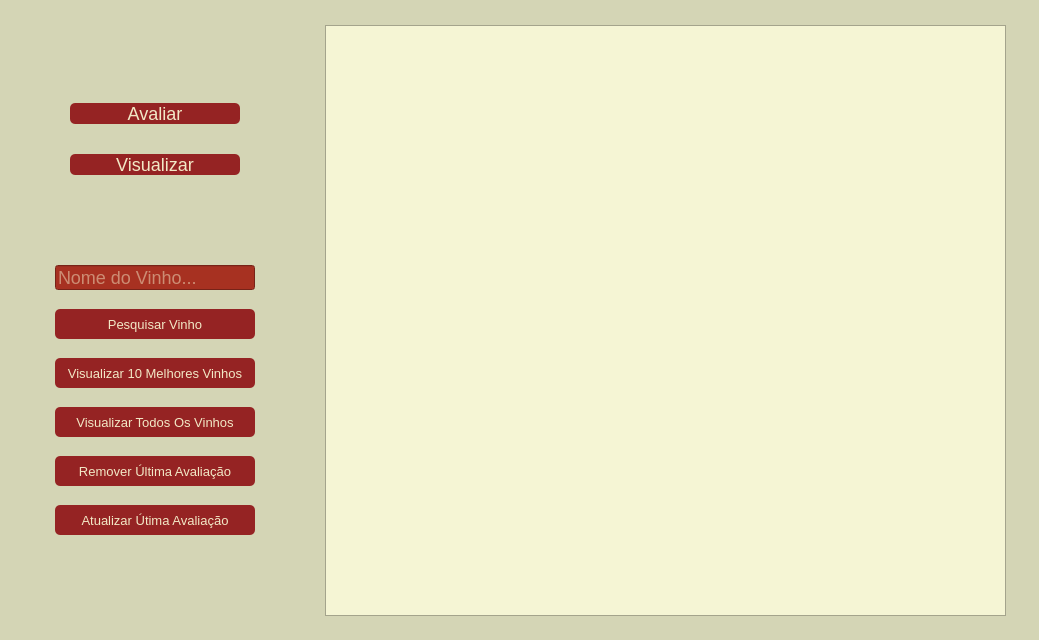
The window that arquivos_ui/ui/menu.ui (renanhorta/projeto_vinho) describes before a commit, drawn with Qt 5.
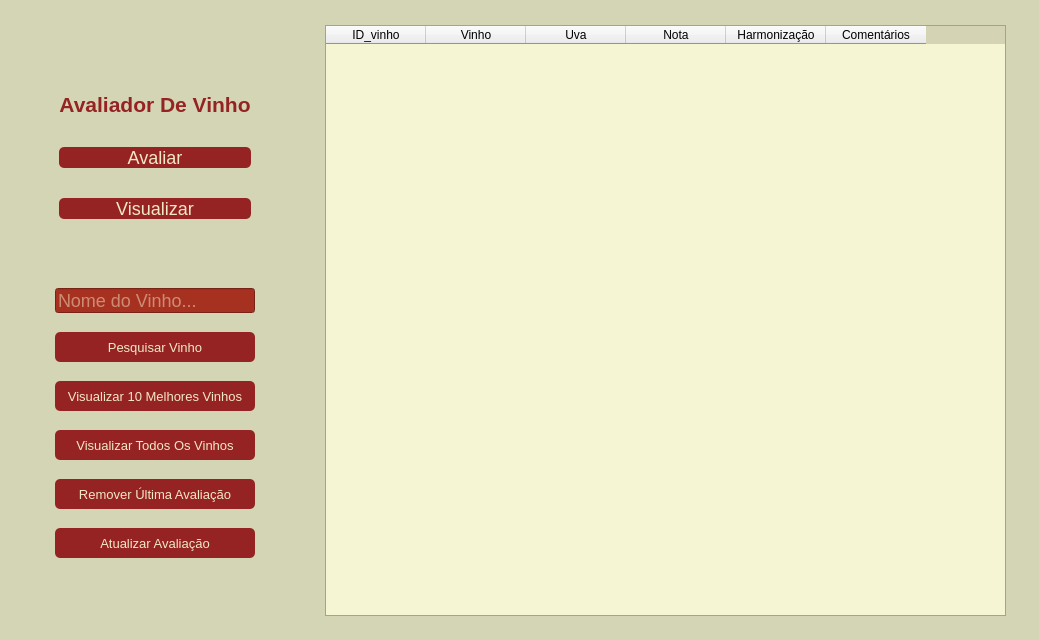
The same window after the commit. The open tabs and pages were chosen to show the change. Icons and pictures are not drawn.

The edit to the form file:
```diff
--- a/arquivos_ui/ui/menu.ui
+++ b/arquivos_ui/ui/menu.ui
@@ -803,6 +803,118 @@
          <property name="rightMargin">
           <number>30</number>
          </property>
+         <item>
+          <layout class="QVBoxLayout" name="verticalLayout_2">
+           <item>
+            <widget class="QLabel" name="title_vinho_3">
+             <property name="enabled">
+              <bool>true</bool>
+             </property>
+             <property name="sizePolicy">
+              <sizepolicy hsizetype="Fixed" vsizetype="Fixed">
+               <horstretch>0</horstretch>
+               <verstretch>0</verstretch>
+              </sizepolicy>
+             </property>
+             <property name="maximumSize">
+              <size>
+               <width>230</width>
+               <height>35</height>
+              </size>
+             </property>
+             <property name="palette">
+              <palette>
+               <active>
+                <colorrole role="WindowText">
+                 <brush brushstyle="SolidPattern">
+                  <color alpha="255">
+                   <red>149</red>
+                   <green>35</green>
+                   <blue>35</blue>
+                  </color>
+                 </brush>
+                </colorrole>
+                <colorrole role="Text">
+                 <brush brushstyle="SolidPattern">
+                  <color alpha="255">
+                   <red>149</red>
+                   <green>35</green>
+                   <blue>35</blue>
+                  </color>
+                 </brush>
+                </colorrole>
+               </active>
+               <inactive>
+                <colorrole role="WindowText">
+                 <brush brushstyle="SolidPattern">
+                  <color alpha="255">
+                   <red>149</red>
+                   <green>35</green>
+                   <blue>35</blue>
+                  </color>
+                 </brush>
+                </colorrole>
+                <colorrole role="Text">
+                 <brush brushstyle="SolidPattern">
+                  <color alpha="255">
+                   <red>149</red>
+                   <green>35</green>
+                   <blue>35</blue>
+                  </color>
+                 </brush>
+                </colorrole>
+               </inactive>
+               <disabled>
+                <colorrole role="WindowText">
+                 <brush brushstyle="SolidPattern">
+                  <color alpha="255">
+                   <red>120</red>
+                   <green>120</green>
+                   <blue>120</blue>
+                  </color>
+                 </brush>
+                </colorrole>
+                <colorrole role="Text">
+                 <brush brushstyle="SolidPattern">
+                  <color alpha="255">
+                   <red>120</red>
+                   <green>120</green>
+                   <blue>120</blue>
+                  </color>
+                 </brush>
+                </colorrole>
+               </disabled>
+              </palette>
+             </property>
+             <property name="font">
+              <font>
+               <pointsize>16</pointsize>
+               <weight>75</weight>
+               <bold>true</bold>
+              </font>
+             </property>
+             <property name="layoutDirection">
+              <enum>Qt::LeftToRight</enum>
+             </property>
+             <property name="frameShadow">
+              <enum>QFrame::Plain</enum>
+             </property>
+             <property name="lineWidth">
+              <number>0</number>
+             </property>
+             <property name="text">
+              <string>Avaliador De Vinho</string>
+             </property>
+             <property name="textFormat">
+              <enum>Qt::AutoText</enum>
+             </property>
+             <property name="alignment">
+              <set>Qt::AlignBottom|Qt::AlignHCenter</set>
+             </property>
+            </widget>
+           </item>
+          </layout>
+         </item>
          <item>
           <widget class="QPushButton" name="avaliar_btn_visualizar">
            <property name="font">
@@ -1128,7 +1240,7 @@
 }</string>
            </property>
            <property name="text">
-            <string>Atualizar Útima Avaliação</string>
+            <string>Atualizar Avaliação</string>
            </property>
           </widget>
          </item>
@@ -1635,6 +1747,36 @@
            </disabled>
           </palette>
          </property>
+         <column>
+          <property name="text">
+           <string>ID_vinho</string>
+          </property>
+         </column>
+         <column>
+          <property name="text">
+           <string>Vinho</string>
+          </property>
+         </column>
+         <column>
+          <property name="text">
+           <string>Uva</string>
+          </property>
+         </column>
+         <column>
+          <property name="text">
+           <string>Nota</string>
+          </property>
+         </column>
+         <column>
+          <property name="text">
+           <string>Harmonização</string>
+          </property>
+         </column>
+         <column>
+          <property name="text">
+           <string>Comentários</string>
+          </property>
+         </column>
         </widget>
        </item>
       </layout>
```
Left out of the diff: 12 changed lines with no effect on the pictures.
